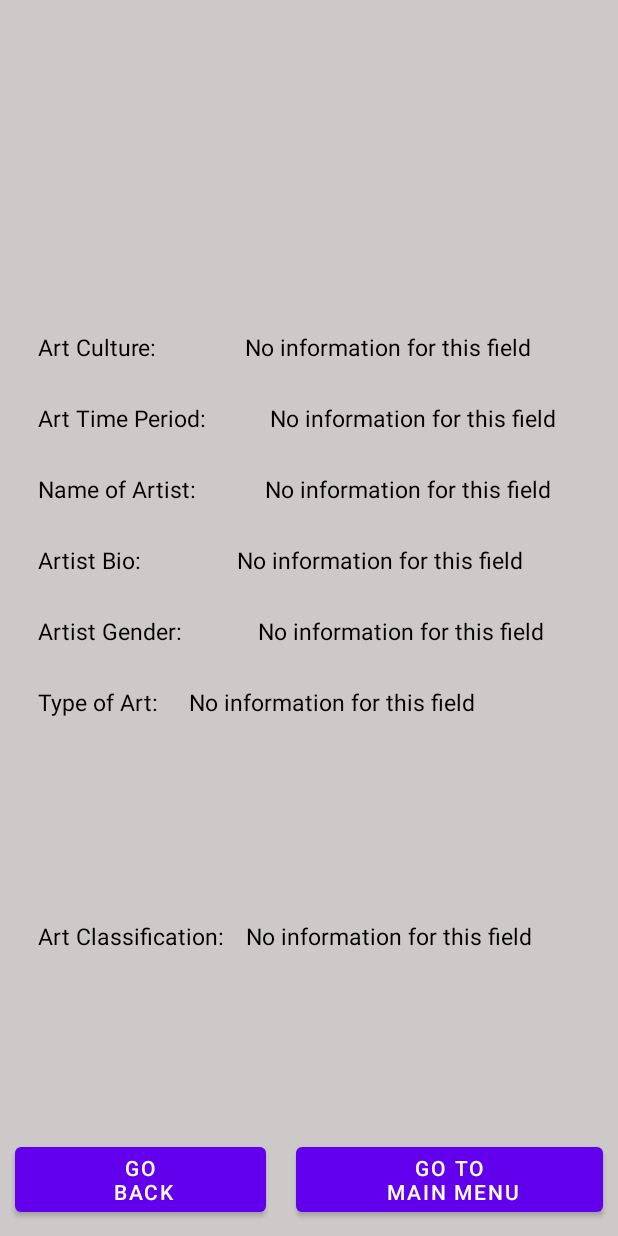
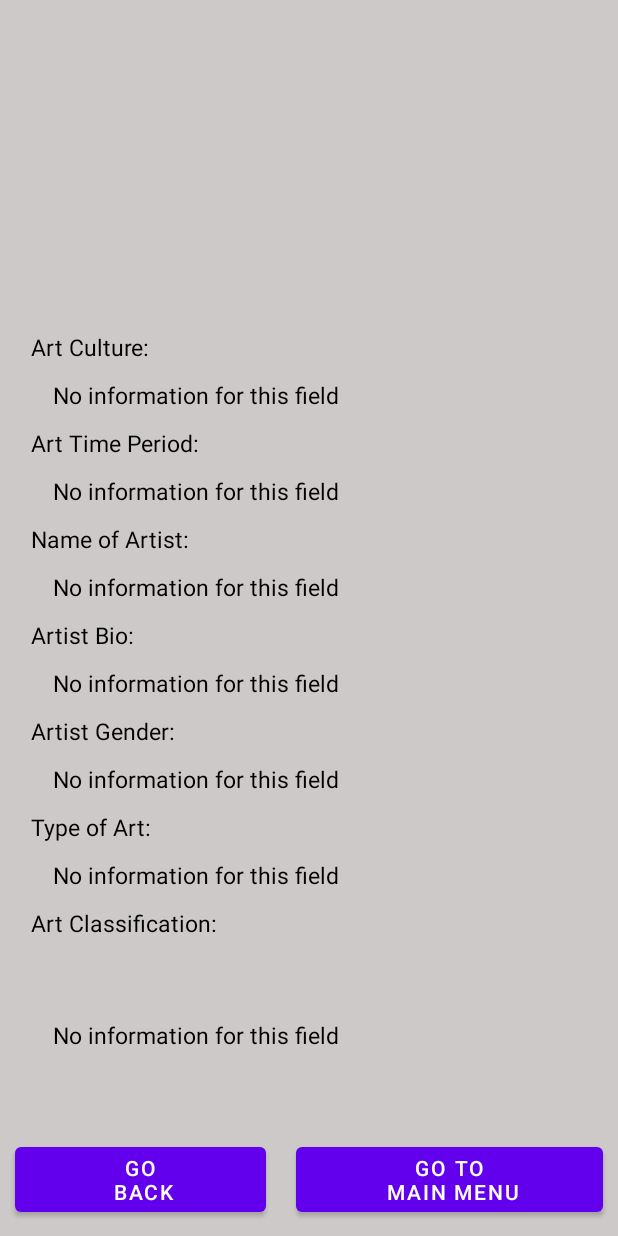
Before and after one commit to BelliJoseph/ArtCollectionApp, an Android app: the DetailsFragment screen opened through its navigation route, on a phone screen of 412 x 824 dp. Run offline under Robolectric (Android 15) with nearby library versions, the phone set to English and light mode, and no system bars; our stand-ins replace Dagger/Hilt's generated code, navigation-ui; pictures from the network do not load; 11 statements that could not run were skipped.

Commit message:
Fixed the fragment_details.xml due to textViews overlapping when populated with data. (changed them from side by side to data being below it's label) Changed the ProgressBar on fragment_departments.xml to wrap-content so it doesn't take up the entire screen when active. Fixed an issue with the home button on the DetailsFragment.kt (wasn't clearing the data held in the ArtViewModel causing the DisplayResultsFragment.kt to show the same results with a different request.

```diff
--- a/app/src/main/java/com/example/artcollectionapp/views/DetailsFragment.kt
+++ b/app/src/main/java/com/example/artcollectionapp/views/DetailsFragment.kt
@@ -34,6 +34,9 @@ class DetailsFragment : BaseFragment() {
         }
 
         binding.detailsMenuButton.setOnClickListener {
+            artViewModel.currentListInRecycler.clear()
+            artViewModel.resultsGoBack = false
+            artViewModel.resultsFullList.clear()
             findNavController().navigate(R.id.action_DetailsFragment_to_MainFragment)
         }
 
--- a/app/src/main/java/com/example/artcollectionapp/views/DisplayResultsFragment.kt
+++ b/app/src/main/java/com/example/artcollectionapp/views/DisplayResultsFragment.kt
@@ -65,6 +65,7 @@ class DisplayResultsFragment : BaseFragment(), ResultsClickAdapter {
             artViewModel.currentListInRecycler.clear()
             resultsAdapter.clearList()
             artViewModel.resultsGoBack = false
+            artViewModel.resultsFullList.clear()
             if(artViewModel.navigationHelper == NavigationHelper.DEPARTMENT_FRAGMENT){
                 findNavController().navigate(R.id.action_DisplayFragment_to_DepartmentFragment)
             }
@@ -78,6 +79,7 @@ class DisplayResultsFragment : BaseFragment(), ResultsClickAdapter {
             artViewModel.currentListInRecycler.clear()
             resultsAdapter.clearList()
             artViewModel.resultsGoBack = false
+            artViewModel.resultsFullList.clear()
             findNavController().navigate(R.id.action_DisplayFragment_to_MainFragment)
         }
 
--- a/app/src/main/res/layout/fragment_departments.xml
+++ b/app/src/main/res/layout/fragment_departments.xml
@@ -47,9 +47,10 @@
 
     <ProgressBar
         android:id="@+id/departmentsLoading"
-        android:layout_width="match_parent"
-        android:layout_height="0dp"
+        android:layout_width="wrap_content"
+        android:layout_height="wrap_content"
         android:visibility="gone"
+        android:foregroundGravity="center_horizontal"
         app:layout_constraintBottom_toBottomOf="parent"
         app:layout_constraintEnd_toEndOf="parent"
         app:layout_constraintStart_toStartOf="parent"
--- a/app/src/main/res/layout/fragment_details.xml
+++ b/app/src/main/res/layout/fragment_details.xml
@@ -56,7 +56,7 @@
             android:id="@+id/detailsCultureLabel"
             android:layout_width="wrap_content"
             android:layout_height="wrap_content"
-            android:layout_marginStart="20dp"
+            android:layout_marginStart="15dp"
             android:layout_marginTop="20dp"
             android:text="@string/detailsArtCulture"
             android:textColor="@color/black"
@@ -67,195 +67,175 @@
 
         <TextView
             android:id="@+id/detailsCultureEdit"
-            android:layout_width="wrap_content"
+            android:layout_width="match_parent"
             android:layout_height="wrap_content"
+            android:padding="5dp"
             android:text="@string/detailsDefault"
             android:textColor="@color/black"
             android:textSize="15sp"
-            android:padding="5dp"
-            android:layout_marginTop="20dp"
-            android:layout_marginStart="5dp"
-            android:layout_marginEnd="10dp"
+            android:layout_marginStart="30dp"
+            android:layout_marginEnd="20dp"
             app:layout_constraintEnd_toEndOf="parent"
-            app:layout_constraintStart_toEndOf="@+id/detailsCultureLabel"
-            app:layout_constraintTop_toBottomOf="@+id/detailsImage2" />
+            app:layout_constraintStart_toStartOf="parent"
+            app:layout_constraintTop_toBottomOf="@+id/detailsCultureLabel" />
 
         <TextView
             android:id="@+id/detailsPeriodLabel"
             android:layout_width="wrap_content"
             android:layout_height="wrap_content"
+            android:layout_marginStart="15dp"
+            android:padding="5dp"
             android:text="@string/detailsArtPeriod"
             android:textColor="@color/black"
             android:textSize="15sp"
-            android:padding="5dp"
-            android:layout_marginTop="15dp"
-            android:layout_marginStart="20dp"
             app:layout_constraintStart_toStartOf="parent"
-            app:layout_constraintTop_toBottomOf="@+id/detailsCultureLabel" />
+            app:layout_constraintTop_toBottomOf="@+id/detailsCultureEdit" />
 
         <TextView
             android:id="@+id/detailsPeriodEdit"
-            android:layout_width="wrap_content"
+            android:layout_width="match_parent"
             android:layout_height="wrap_content"
             android:padding="5dp"
             android:text="@string/detailsDefault"
+            android:textColor="@color/black"
             android:textSize="15sp"
-            android:textColor="@color/black"
-            android:layout_marginTop="15dp"
-            android:layout_marginStart="5dp"
-            android:layout_marginEnd="10dp"
+            android:layout_marginStart="30dp"
+            android:layout_marginEnd="20dp"
             app:layout_constraintEnd_toEndOf="parent"
-            app:layout_constraintStart_toEndOf="@+id/detailsPeriodLabel"
-            app:layout_constraintTop_toBottomOf="@+id/detailsCultureEdit" />
+            app:layout_constraintStart_toStartOf="parent"
+            app:layout_constraintTop_toBottomOf="@+id/detailsPeriodLabel" />
 
         <TextView
             android:id="@+id/detailsArtistNameLabel"
             android:layout_width="wrap_content"
             android:layout_height="wrap_content"
+            android:layout_marginStart="15dp"
             android:padding="5dp"
             android:text="@string/detailsArtistName"
             android:textColor="@color/black"
             android:textSize="15sp"
-            android:layout_marginTop="15dp"
-            android:layout_marginStart="20dp"
             app:layout_constraintStart_toStartOf="parent"
-            app:layout_constraintTop_toBottomOf="@+id/detailsPeriodLabel" />
+            app:layout_constraintTop_toBottomOf="@+id/detailsPeriodEdit" />
 
         <TextView
             android:id="@+id/detailsArtistNameEdit"
-            android:layout_width="wrap_content"
+            android:layout_width="match_parent"
             android:layout_height="wrap_content"
             android:padding="5dp"
             android:text="@string/detailsDefault"
             android:textColor="@color/black"
             android:textSize="15sp"
-            android:maxLines="2"
-            android:layout_marginTop="15dp"
-            android:layout_marginStart="5dp"
-            android:layout_marginEnd="10dp"
+            android:layout_marginStart="30dp"
+            android:layout_marginEnd="20dp"
             app:layout_constraintEnd_toEndOf="parent"
-            app:layout_constraintStart_toEndOf="@+id/detailsArtistNameLabel"
-            app:layout_constraintTop_toBottomOf="@+id/detailsPeriodEdit" />
+            app:layout_constraintStart_toStartOf="parent"
+            app:layout_constraintTop_toBottomOf="@+id/detailsArtistNameLabel" />
 
         <TextView
             android:id="@+id/detailsArtistBioLabel"
             android:layout_width="wrap_content"
             android:layout_height="wrap_content"
+            android:layout_marginStart="15dp"
             android:padding="5dp"
             android:text="@string/detailsArtistBio"
             android:textColor="@color/black"
             android:textSize="15sp"
-            android:layout_marginTop="15dp"
-            android:layout_marginStart="20dp"
             app:layout_constraintStart_toStartOf="parent"
-            app:layout_constraintTop_toBottomOf="@+id/detailsArtistNameLabel" />
+            app:layout_constraintTop_toBottomOf="@+id/detailsArtistNameEdit" />
 
         <TextView
             android:id="@+id/detailsArtistBioEdit"
-            android:layout_width="wrap_content"
+            android:layout_width="match_parent"
             android:layout_height="wrap_content"
             android:padding="5dp"
             android:text="@string/detailsDefault"
             android:textColor="@color/black"
             android:textSize="15sp"
-            android:maxLines="2"
-            android:layout_marginTop="15dp"
-            android:layout_marginStart="5dp"
-            android:layout_marginEnd="10dp"
+            android:layout_marginStart="30dp"
+            android:layout_marginEnd="20dp"
             app:layout_constraintEnd_toEndOf="parent"
-            app:layout_constraintStart_toEndOf="@+id/detailsArtistBioLabel"
-            app:layout_constraintTop_toBottomOf="@+id/detailsArtistNameEdit" />
+            app:layout_constraintStart_toStartOf="parent"
+            app:layout_constraintTop_toBottomOf="@+id/detailsArtistBioLabel" />
 
         <TextView
             android:id="@+id/detailsArtistGenderLabel"
             android:layout_width="wrap_content"
             android:layout_height="wrap_content"
+            android:layout_marginStart="15dp"
             android:padding="5dp"
             android:text="@string/detailsArtistGender"
             android:textColor="@color/black"
             android:textSize="15sp"
-            android:layout_marginTop="15dp"
-            android:layout_marginStart="20dp"
             app:layout_constraintStart_toStartOf="parent"
-            app:layout_constraintTop_toBottomOf="@+id/detailsArtistBioLabel" />
+            app:layout_constraintTop_toBottomOf="@+id/detailsArtistBioEdit" />
 
         <TextView
             android:id="@+id/detailsArtistGenderEdit"
-            android:layout_width="wrap_content"
+            android:layout_width="match_parent"
             android:layout_height="wrap_content"
             android:padding="5dp"
             android:text="@string/detailsDefault"
             android:textColor="@color/black"
             android:textSize="15sp"
-            android:layout_marginTop="15dp"
-            android:layout_marginStart="5dp"
-            android:layout_marginEnd="10dp"
+            android:layout_marginStart="30dp"
+            android:layout_marginEnd="20dp"
             app:layout_constraintEnd_toEndOf="parent"
-            app:layout_constraintStart_toEndOf="@+id/detailsArtistGenderLabel"
-            app:layout_constraintTop_toBottomOf="@+id/detailsArtistBioEdit" />
+            app:layout_constraintStart_toStartOf="parent"
+            app:layout_constraintTop_toBottomOf="@+id/detailsArtistGenderLabel" />
 
         <TextView
             android:id="@+id/detailsTypeOfArtLabel"
             android:layout_width="wrap_content"
             android:layout_height="wrap_content"
+            android:layout_marginStart="15dp"
             android:padding="5dp"
             android:text="@string/detailsArtType"
             android:textColor="@color/black"
             android:textSize="15sp"
-            android:layout_marginTop="15dp"
-            android:layout_marginStart="20dp"
             app:layout_constraintStart_toStartOf="parent"
-            app:layout_constraintTop_toBottomOf="@+id/detailsArtistGenderLabel" />
+            app:layout_constraintTop_toBottomOf="@+id/detailsArtistGenderEdit" />
 
 
         <TextView
             android:id="@+id/detailsTypeOfArtEdit"
-            android:layout_width="wrap_content"
+            android:layout_width="match_parent"
             android:layout_height="wrap_content"
-            android:layout_marginStart="10dp"
-            android:layout_marginEnd="10dp"
-            android:layout_marginTop="15dp"
-            android:maxLines="2"
-            android:gravity="start"
             android:padding="5dp"
             android:text="@string/detailsDefault"
             android:textColor="@color/black"
             android:textSize="15sp"
-            app:layout_constraintHorizontal_bias="0.0"
-            app:layout_constraintStart_toEndOf="@+id/detailsTypeOfArtLabel"
+            android:layout_marginStart="30dp"
+            android:layout_marginEnd="20dp"
             app:layout_constraintEnd_toEndOf="parent"
-            app:layout_constraintTop_toBottomOf="@+id/detailsArtistGenderEdit" />
+            app:layout_constraintStart_toStartOf="parent"
+            app:layout_constraintTop_toBottomOf="@+id/detailsTypeOfArtLabel" />
 
         <TextView
             android:id="@+id/detailsClassificationLabel"
             android:layout_width="wrap_content"
             android:layout_height="wrap_content"
-            android:layout_marginStart="20dp"
-            android:layout_marginTop="15dp"
+            android:layout_marginStart="15dp"
             android:padding="5dp"
             android:text="@string/detailsArtClassification"
             android:textColor="@color/black"
             android:textSize="15sp"
-            app:layout_constraintBottom_toTopOf="@+id/linearLayoutCompat2"
             app:layout_constraintStart_toStartOf="parent"
-            app:layout_constraintTop_toBottomOf="@+id/detailsTypeOfArtLabel" />
+            app:layout_constraintTop_toBottomOf="@+id/detailsTypeOfArtEdit" />
 
         <TextView
             android:id="@+id/detailsClassificationEdit"
-            android:layout_width="wrap_content"
+            android:layout_width="match_parent"
             android:layout_height="wrap_content"
-            android:layout_marginStart="4dp"
-            android:layout_marginEnd="10dp"
-            android:layout_marginTop="15dp"
             android:padding="5dp"
             android:text="@string/detailsDefault"
             android:textColor="@color/black"
             android:textSize="15sp"
-            android:maxLines="2"
+            android:layout_marginStart="30dp"
+            android:layout_marginEnd="20dp"
             app:layout_constraintBottom_toTopOf="@+id/linearLayoutCompat2"
-            app:layout_constraintStart_toEndOf="@+id/detailsClassificationLabel"
-            app:layout_constraintTop_toBottomOf="@+id/detailsTypeOfArtEdit"
-            app:layout_goneMarginStart="5dp" />
+            app:layout_constraintEnd_toEndOf="parent"
+            app:layout_constraintStart_toStartOf="parent"
+            app:layout_constraintTop_toBottomOf="@id/detailsClassificationLabel" />
 
         <androidx.appcompat.widget.LinearLayoutCompat
             android:id="@+id/linearLayoutCompat2"
```
